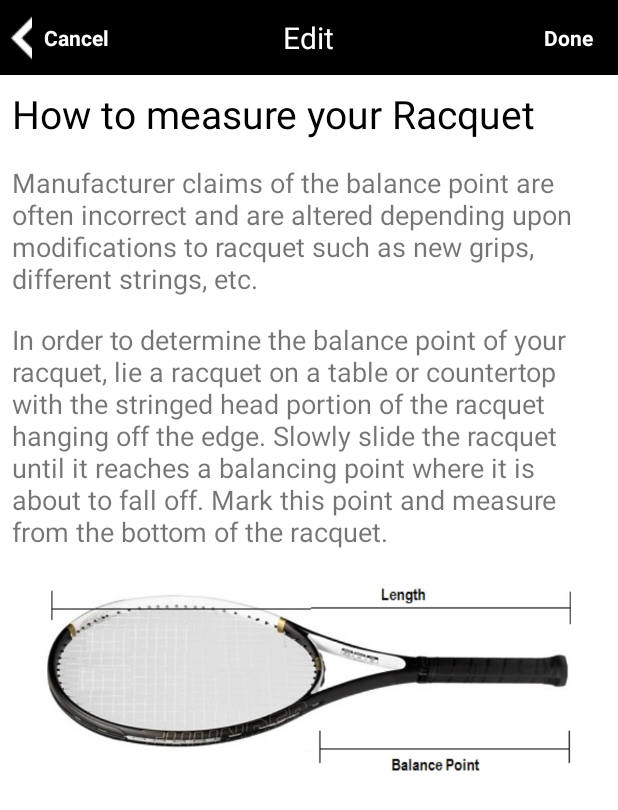
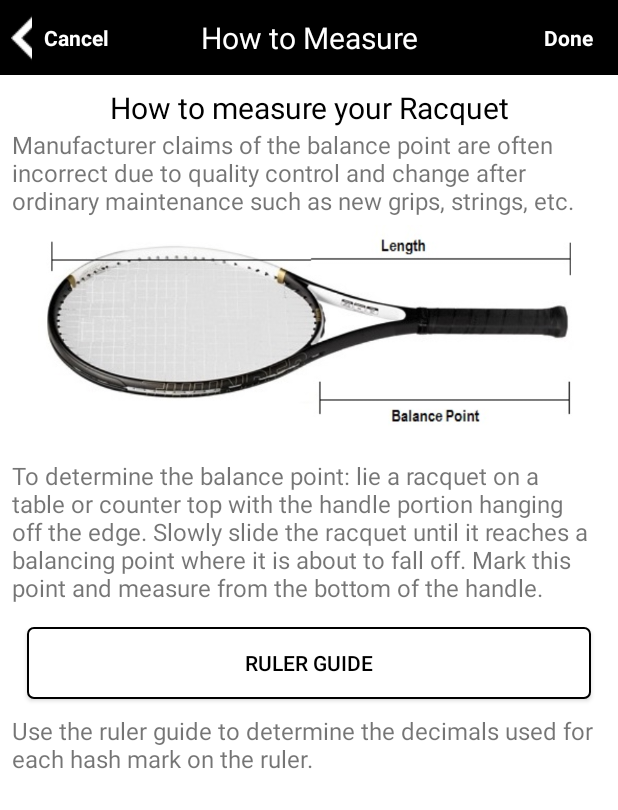
Before and after one commit to jaykallen/Racquet3, an Android app: the MeasureFragment screen opened through its navigation route, on a phone screen of 412 x 824 dp. Shown: the top 810 px of the screen. Run offline under Robolectric (Android 15) with nearby library versions, the phone set to English and light mode, and no system bars.

Commit message:
Changed around the ruler button

```diff
--- a/app/src/main/java/com/jaykallen/racquet3/ui/HomeFragment.kt
+++ b/app/src/main/java/com/jaykallen/racquet3/ui/HomeFragment.kt
@@ -14,6 +14,9 @@ import com.jaykallen.racquet3.databinding.FragmentHomeBinding
 import kotlinx.android.synthetic.main.fragment_home.*
 
 // JK 2019-11-11: Attempt to use Room db in Sandbox environment to put into Manage Right later.
+// todo how do I finish a fragment??
+// todo how do I call a query using the repository??
+// todo What is the MVI architecture??
 
 class HomeFragment : Fragment() {
     private lateinit var homeViewModel: HomeViewModel
@@ -48,9 +51,6 @@ class HomeFragment : Fragment() {
         view.findViewById<Button>(R.id.measureButton).setOnClickListener {
             Navigation.findNavController(view).navigate(R.id.action_homeFragment_to_measureFragment)
         }
-        view.findViewById<Button>(R.id.rulerButton).setOnClickListener {
-            Navigation.findNavController(view).navigate(R.id.action_homeFragment_to_rulerFragment)
-        }
     }
 
     private fun launchStory() {
--- a/app/src/main/java/com/jaykallen/racquet3/ui/MeasureFragment.kt
+++ b/app/src/main/java/com/jaykallen/racquet3/ui/MeasureFragment.kt
@@ -6,8 +6,13 @@ import androidx.fragment.app.Fragment
 import android.view.LayoutInflater
 import android.view.View
 import android.view.ViewGroup
+import android.widget.Button
+import androidx.lifecycle.ViewModelProviders
+import androidx.navigation.Navigation
+import com.jaykallen.racquet3.HomeViewModel
 
 import com.jaykallen.racquet3.R
+import kotlinx.android.synthetic.main.content_main_toolbar.*
 
 /**
  * A simple [Fragment] subclass.
@@ -22,5 +27,21 @@ class MeasureFragment : Fragment() {
         return inflater.inflate(R.layout.fragment_measure, container, false)
     }
 
+    override fun onActivityCreated(savedInstanceState: Bundle?) {
+        super.onActivityCreated(savedInstanceState)
+        println("***************** Measure Fragment *******************")
+        setupToolbar()
+        setupButtons(view!!)
+    }
+
+    private fun setupToolbar() {
+        titleText.text = "How to Measure"
+    }
+
+    private fun setupButtons(view: View) {
+        view.findViewById<Button>(R.id.rulerButton).setOnClickListener {
+            Navigation.findNavController(view).navigate(R.id.action_measureFragment_to_rulerFragment)
+        }
+    }
 
 }
--- a/app/src/main/java/com/jaykallen/racquet3/ui/RulerFragment.kt
+++ b/app/src/main/java/com/jaykallen/racquet3/ui/RulerFragment.kt
@@ -7,7 +7,6 @@ import android.view.View
 import android.view.ViewGroup
 import android.widget.Button
 import androidx.fragment.app.Fragment
-import androidx.navigation.Navigation
 import androidx.recyclerview.widget.DividerItemDecoration
 import androidx.recyclerview.widget.LinearLayoutManager
 import com.jaykallen.racquet3.model.RulerModel
@@ -43,7 +42,7 @@ class RulerFragment : Fragment() {
 
     private fun setupButtons(view: View) {
         view.findViewById<Button>(R.id.backText).setOnClickListener {
-            Navigation.findNavController(view).navigate(R.id.action_rulerFragment_to_detailFragment2)
+//            view.finish()         // todo how to finish a fragment??
         }
     }
 
--- a/app/src/main/res/layout/fragment_home.xml
+++ b/app/src/main/res/layout/fragment_home.xml
@@ -80,20 +80,6 @@
             app:layout_goneMarginTop="20dp" />
 
         <Button
-            android:id="@+id/rulerButton"
-            android:layout_width="match_parent"
-            android:layout_height="wrap_content"
-            android:layout_marginStart="10dp"
-            android:layout_marginTop="10dp"
-            android:layout_marginEnd="10dp"
-            android:background="@drawable/button_outline"
-            android:text="Ruler Guide"
-            android:textColor="@color/colorBlack"
-            app:layout_constraintStart_toStartOf="parent"
-            app:layout_constraintTop_toBottomOf="@id/catalogButton"
-            app:layout_goneMarginTop="20dp" />
-
-        <Button
             android:id="@+id/unitsButton"
             android:layout_width="match_parent"
             android:layout_height="wrap_content"
@@ -107,7 +93,7 @@
             android:text="Change Units From Inches"
             android:textColor="@color/colorBlack"
             app:layout_constraintStart_toStartOf="parent"
-            app:layout_constraintTop_toBottomOf="@id/rulerButton"
+            app:layout_constraintTop_toBottomOf="@id/catalogButton"
             app:layout_goneMarginTop="20dp" />
 
         <Button
--- a/app/src/main/res/layout/fragment_measure.xml
+++ b/app/src/main/res/layout/fragment_measure.xml
@@ -22,32 +22,51 @@
             android:orientation="vertical">
 
             <TextView
-                android:layout_width="wrap_content"
+                android:layout_width="match_parent"
                 android:layout_height="wrap_content"
-                android:layout_marginBottom="16dp"
                 android:text="How to measure your Racquet"
                 android:textColor="@color/colorBlack"
-                android:textSize="26sp" />
+                android:gravity="center"
+                android:textSize="20sp" />
 
             <TextView
                 android:layout_width="wrap_content"
                 android:layout_height="wrap_content"
+                android:layout_marginBottom="5dp"
+                android:text="@string/directions1"
+                android:textSize="16sp" />
+
+            <ImageView
+                android:layout_width="match_parent"
+                android:layout_height="140dp"
                 android:layout_marginBottom="16dp"
-                android:text="@string/directions1"
-                android:textSize="18sp" />
+                android:src="@drawable/racquet2" />
 
             <TextView
                 android:layout_width="wrap_content"
                 android:layout_height="wrap_content"
-                android:layout_marginBottom="16dp"
+                android:layout_marginBottom="5dp"
                 android:text="@string/directions2"
-                android:textSize="18sp" />
+                android:textSize="16sp" />
 
-            <ImageView
+            <Button
+                android:id="@+id/rulerButton"
                 android:layout_width="match_parent"
-                android:layout_height="140dp"
-                android:src="@drawable/racquet2" />
+                android:layout_height="wrap_content"
+                android:layout_marginStart="10dp"
+                android:layout_marginTop="10dp"
+                android:layout_marginEnd="10dp"
+                android:layout_marginBottom="10dp"
+                android:background="@drawable/button_outline"
+                android:text="Ruler Guide"
+                android:textColor="@color/colorBlack" />
 
+            <TextView
+                android:layout_width="wrap_content"
+                android:layout_height="wrap_content"
+                android:layout_marginBottom="5dp"
+                android:text="@string/directions3"
+                android:textSize="16sp" />
 
         </LinearLayout>
 
--- a/app/src/main/res/navigation/nav_graph.xml
+++ b/app/src/main/res/navigation/nav_graph.xml
@@ -62,5 +62,9 @@
     <fragment
         android:id="@+id/measureFragment"
         android:name="com.jaykallen.racquet3.ui.MeasureFragment"
-        android:label="MeasureFragment" />
+        android:label="MeasureFragment" >
+        <action
+            android:id="@+id/action_measureFragment_to_rulerFragment"
+            app:destination="@id/rulerFragment" />
+    </fragment>
 </navigation>
--- a/app/src/main/res/values/strings.xml
+++ b/app/src/main/res/values/strings.xml
@@ -9,11 +9,12 @@
     <string name="calc_head_weight">Calculate Head Weight</string>
     <string name="calc_balance_point">Calculate Balance Point</string>
     <string name="signature">Created by Jay Kallen 2016</string>
-    <string name="directions1">Manufacturer claims of the balance point are often incorrect and are altered depending upon
-        modifications to racquet such as new grips, different strings, etc. </string>
-    <string name="directions2">In order to determine the balance point of your racquet, lie a racquet on a table or countertop
-        with the stringed head portion of the racquet hanging off the edge.  Slowly slide the racquet until it reaches a balancing
-        point where it is about to fall off.  Mark this point and measure from the bottom of the racquet.</string>
+    <string name="directions1">Manufacturer claims of the balance point are often incorrect due to quality control and change
+        after ordinary maintenance such as new grips, strings, etc. </string>
+    <string name="directions2">To determine the balance point: lie a racquet on a table or counter top with the handle portion
+        hanging off the edge.  Slowly slide the racquet until it reaches a balancing point where it is about to fall off.
+        Mark this point and measure from the bottom of the handle.</string>
+    <string name="directions3">Use the ruler guide to determine the decimals used for each hash mark on the ruler. </string>
     <string-array name="head_options">
         <item>Head Light</item>
         <item>Neutral</item>
```
